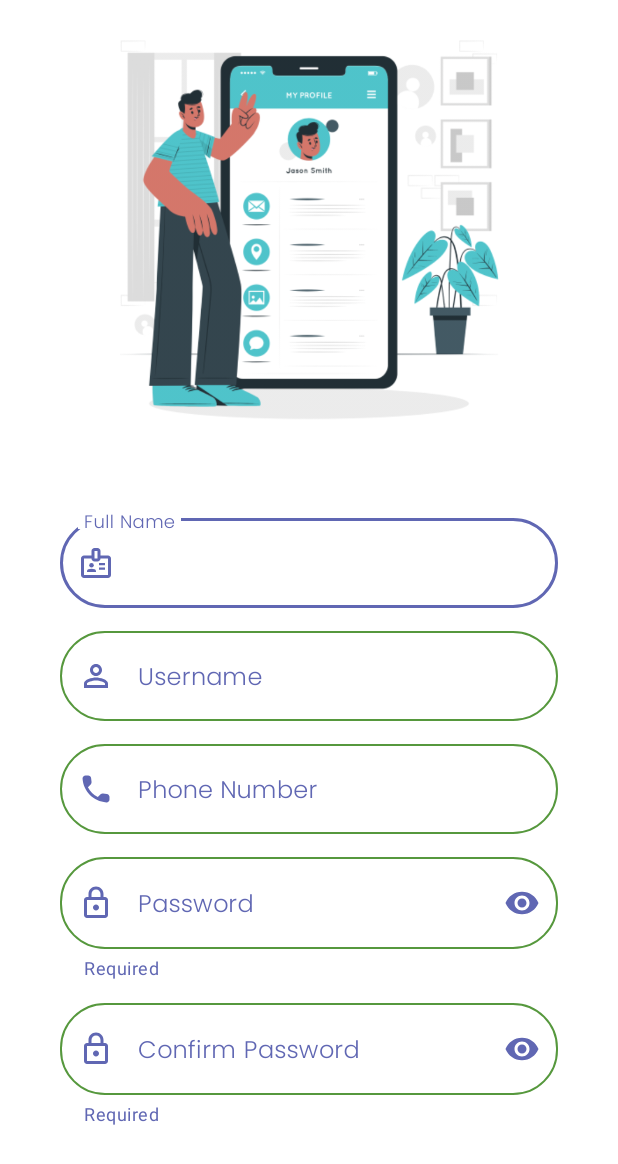
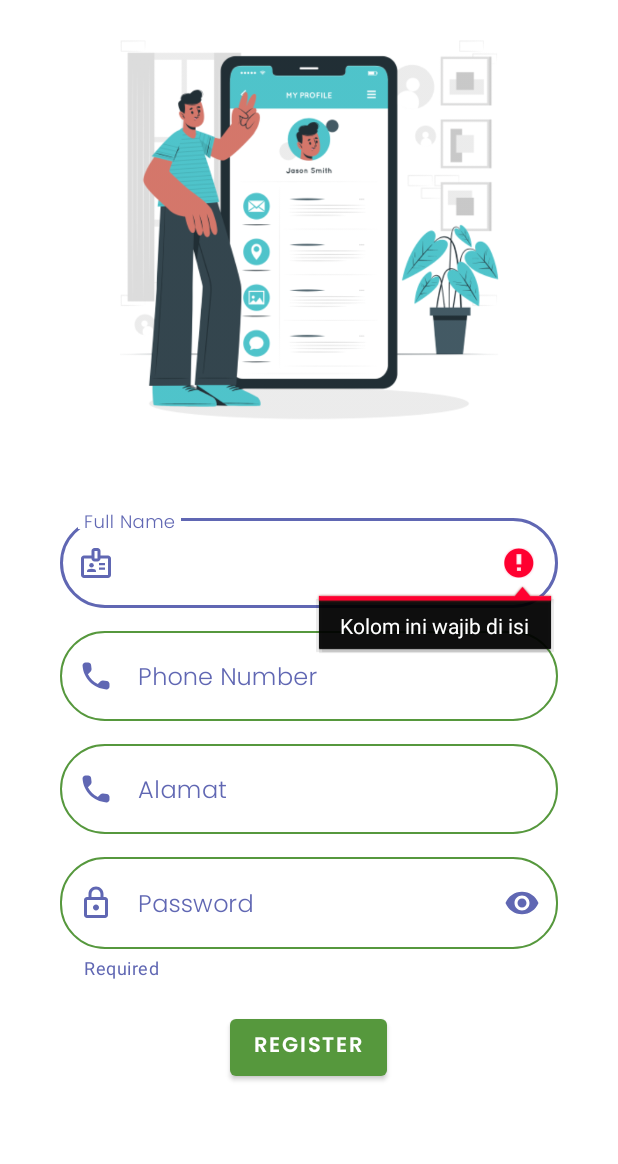
Before and after one commit to shibasmoro/BankSampah, an Android app: the RegisterActivity screen opened directly, with no data from a screen before it, after a tap on "REGISTER", on a phone screen of 412 x 824 dp. Shown: the top 1164 px of the screen. Run offline under Robolectric (Android 15) with nearby library versions, the phone set to English and light mode, and no system bars.

Commit message:
fitur register dan fix logout

```diff
--- a/app/src/main/java/com/example/userbanksampah/activty/RegisterActivity.java
+++ b/app/src/main/java/com/example/userbanksampah/activty/RegisterActivity.java
@@ -1,104 +1,70 @@
 package com.example.userbanksampah.activty;
 
-import android.content.Intent;
+
 import android.os.Bundle;
 import android.view.View;
-import android.widget.Button;
-import android.widget.EditText;
 import android.widget.Toast;
 
-import androidx.annotation.Nullable;
 import androidx.appcompat.app.AppCompatActivity;
+import androidx.lifecycle.ViewModelProvider;
 
-import com.android.volley.AuthFailureError;
-import com.android.volley.Request;
-import com.android.volley.Response;
-import com.android.volley.VolleyError;
-import com.android.volley.toolbox.StringRequest;
-import com.example.userbanksampah.R;
+import com.example.userbanksampah.databinding.ActivityRegisterBinding;
+import com.example.userbanksampah.viewmodel.RegisterViewModel;
 
-import org.json.JSONException;
-import org.json.JSONObject;
-
-import java.util.HashMap;
-import java.util.Map;
 
 public class RegisterActivity extends AppCompatActivity {
-    private EditText NAMA, USERNAME, NUMBER, PASSWORD, p2;
-    private Button btnregist;
-    private final String link_regist = "https://ublmobilekmmi.web.id/public_html/bank_sampah/register.php";
+    private ActivityRegisterBinding binding;
+    private RegisterViewModel model;
+
     @Override
     protected void onCreate(Bundle savedInstanceState) {
         super.onCreate(savedInstanceState);
-        setContentView(R.layout.activity_register);
-        NAMA = findViewById(R.id.nama);
-        USERNAME = findViewById(R.id.username);
-        NUMBER = findViewById(R.id.number);
-        PASSWORD = findViewById(R.id.password1);
-        p2 = findViewById(R.id.password2);
-        btnregist = findViewById(R.id.btnregist);
-
-        btnregist.setOnClickListener(new View.OnClickListener() {
-            @Override
-            public void onClick(View view) {
-                Regist();
-                btnregist.setVisibility(View.GONE);
-
+        binding =ActivityRegisterBinding.inflate(getLayoutInflater());
+        setContentView(binding.getRoot());
+        model = new ViewModelProvider(this).get(RegisterViewModel.class);
+        binding.btnregist.setOnClickListener(view -> Regist());
+        model.loading.observe(this, this::showLoading);
+        model.message.observe(this,result->{
+            showToast(result.getPesan());
+            if (result.getPesan().contains("Berhasil")){
+                finish();
             }
         });
+        model.eror.observe(this, this::showToast);
+
 
     }
 
     private void Regist() {
-        btnregist.setVisibility(View.VISIBLE);
-        final String nama = this.NAMA.getText().toString().trim();
-        final String username = this.USERNAME.getText().toString().trim();
-        final String number = this.NUMBER.getText().toString().trim();
-        final String password = this.PASSWORD.getText().toString().trim();
 
-        StringRequest stringRequest = new StringRequest(Request.Method.POST, link_regist, new Response.Listener<String>() {
-            @Override
-            public void onResponse(String response) {
-                try {
-                    JSONObject jsonObject = new JSONObject(response);
-                    String success = jsonObject.getString("success");
+         String nama = binding.nama.getText().toString();
+         String notelp = binding.number.getText().toString().trim();
+         String alamat = binding.address.getText().toString();
+         String password = binding.password1.getText().toString();
 
-                    if(success.equals("1")){
-                        Toast.makeText(RegisterActivity.this,"Register Success",Toast.LENGTH_SHORT).show();
-                        Intent intent = new Intent(RegisterActivity.this, LoginActivity.class);
-                        RegisterActivity.this.startActivity(intent);
-                    }
-
-
-                } catch (JSONException e) {
-                    e.printStackTrace();
-                    Toast.makeText(RegisterActivity.this,"Register Failed" + e,Toast.LENGTH_SHORT).show();
-                    btnregist.setVisibility(View.VISIBLE);
-                }
-
-            }
-        }, new Response.ErrorListener() {
-            @Override
-            public void onErrorResponse(VolleyError error) {
-                error.printStackTrace();
-                Toast.makeText(RegisterActivity.this,"Register Failed" + error,Toast.LENGTH_SHORT).show();
-                btnregist.setVisibility(View.VISIBLE);
-
-            }
-        })
-        {
-            @Nullable
-            @Override
-            protected Map<String, String> getParams() throws AuthFailureError {
-                Map<String, String> params = new HashMap<>();
-                params.put("nama",nama);
-                params.put("username",username);
-                return params;
-            }
-        };
-
-
+         if (nama.isEmpty()){
+             binding.nama.setError("Kolom ini wajib di isi");
+         }else if (notelp.isEmpty()){
+             binding.number.setError("Kolom ini wajib di isi");
+         }else if (alamat.isEmpty()){
+             binding.address.setError("Kolom ini wajib di isi");
+         }else if (password.isEmpty()){
+             binding.password1.setError("Kolom ini wajib di isi");
+         } else {
+             model.register(nama,alamat,password,notelp);
+         }
 
     }
 
+    public void showLoading(Boolean isLoad){
+        if (isLoad){
+            binding.progressBar.setVisibility(View.VISIBLE);
+        }else{
+            binding.progressBar.setVisibility(View.GONE);
+        }
+    }
+    public void showToast(String message) {
+        Toast.makeText(this, message, Toast.LENGTH_SHORT).show();
+    }
+
 }
--- /dev/null
+++ b/app/src/main/java/com/example/userbanksampah/viewmodel/RegisterViewModel.java
@@ -0,0 +1,43 @@
+package com.example.userbanksampah.viewmodel;
+
+import androidx.lifecycle.LiveData;
+import androidx.lifecycle.MutableLiveData;
+import androidx.lifecycle.ViewModel;
+
+import com.example.userbanksampah.model.Message;
+import com.example.userbanksampah.retrofit.RetrofitImpl;
+
+import retrofit2.Call;
+import retrofit2.Callback;
+import retrofit2.Response;
+
+public class RegisterViewModel extends ViewModel {
+    private MutableLiveData<Message> _message =new MutableLiveData<>();
+    public LiveData<Message> message =_message;
+
+    private MutableLiveData<String> _eror =new MutableLiveData<>();
+    public LiveData<String> eror =_eror;
+
+    private MutableLiveData<Boolean> _loading =new MutableLiveData<>();
+    public LiveData<Boolean> loading =_loading;
+
+    public void register(String nama,String alamat ,String password,String notelp){
+        _loading.setValue(true);
+        RetrofitImpl.loginrequest().addUser(nama,alamat,password,notelp).enqueue(new Callback<Message>() {
+            @Override
+            public void onResponse(Call<Message> call, Response<Message> response) {
+                if (response.isSuccessful()){
+                    _message.setValue(response.body());
+                    _loading.setValue(false);
+                }
+            }
+
+            @Override
+            public void onFailure(Call<Message> call, Throwable t) {
+                _eror.setValue(t.getMessage());
+                _loading.setValue(false);
+            }
+        });
+
+    }
+}
--- a/app/src/main/res/layout/activity_register.xml
+++ b/app/src/main/res/layout/activity_register.xml
@@ -61,47 +61,14 @@
 
             </com.google.android.material.textfield.TextInputLayout>
 
-            <com.google.android.material.textfield.TextInputLayout
-                android:id="@+id/boxusername"
-                style="@style/Widget.MaterialComponents.TextInputLayout.OutlinedBox"
-                android:layout_width="match_parent"
-                android:layout_height="65dp"
-                android:layout_below="@+id/boxfullname"
-                android:layout_marginStart="40dp"
-                android:layout_marginTop="10dp"
-                android:layout_marginEnd="40dp"
-                android:hint="Username"
-                android:textColorHint="@color/buttontext"
-                app:boxCornerRadiusBottomEnd="30dp"
-                app:boxCornerRadiusBottomStart="30dp"
-                app:boxCornerRadiusTopEnd="30dp"
-                app:boxCornerRadiusTopStart="30dp"
-                app:boxStrokeColor="@color/buttontext"
-                app:endIconDrawable="@drawable/outline_close_24"
-                app:endIconMode="clear_text"
-                app:endIconTint="@color/buttontext"
-                app:hintTextColor="@color/buttontext"
-                app:startIconDrawable="@drawable/outline_perm_identity_24"
-                app:startIconTint="@color/buttontext">
 
-                <EditText
-                    android:id="@+id/username"
-                    android:layout_width="match_parent"
-                    android:layout_height="wrap_content"
-                    android:fontFamily="@font/poppins_light"
-                    android:textColor="@color/buttontext"
-                    tools:ignore="SpeakableTextPresentCheck,SpeakableTextPresentCheck">
-
-                </EditText>
-
-            </com.google.android.material.textfield.TextInputLayout>
 
             <com.google.android.material.textfield.TextInputLayout
                 android:id="@+id/boxnumber"
                 style="@style/Widget.MaterialComponents.TextInputLayout.OutlinedBox"
                 android:layout_width="match_parent"
                 android:layout_height="65dp"
-                android:layout_below="@+id/boxusername"
+                android:layout_below="@+id/boxfullname"
                 android:layout_marginStart="40dp"
                 android:layout_marginTop="10dp"
                 android:layout_marginEnd="40dp"
@@ -133,11 +100,47 @@
             </com.google.android.material.textfield.TextInputLayout>
 
             <com.google.android.material.textfield.TextInputLayout
+                android:id="@+id/boxaddres"
+                style="@style/Widget.MaterialComponents.TextInputLayout.OutlinedBox"
+                android:layout_width="match_parent"
+                android:layout_height="65dp"
+                android:layout_below="@+id/boxnumber"
+                android:layout_marginStart="40dp"
+                android:layout_marginTop="10dp"
+                android:layout_marginEnd="40dp"
+                android:hint="Alamat"
+                android:textColorHint="@color/buttontext"
+                app:boxCornerRadiusBottomEnd="30dp"
+                app:boxCornerRadiusBottomStart="30dp"
+                app:boxCornerRadiusTopEnd="30dp"
+                app:boxCornerRadiusTopStart="30dp"
+                app:boxStrokeColor="@color/buttontext"
+                app:endIconDrawable="@drawable/outline_close_24"
+                app:endIconMode="clear_text"
+                app:endIconTint="@color/buttontext"
+                app:hintTextColor="@color/buttontext"
+                app:startIconDrawable="@drawable/round_local_phone_24"
+                app:startIconTint="@color/buttontext">
+
+                <EditText
+                    android:id="@+id/address"
+                    android:inputType="number"
+                    android:layout_width="match_parent"
+                    android:layout_height="wrap_content"
+                    android:fontFamily="@font/poppins_light"
+                    android:textColor="@color/buttontext"
+                    tools:ignore="SpeakableTextPresentCheck">
+
+                </EditText>
+
+            </com.google.android.material.textfield.TextInputLayout>
+
+            <com.google.android.material.textfield.TextInputLayout
                 android:id="@+id/boxpassword"
                 style="@style/Widget.MaterialComponents.TextInputLayout.OutlinedBox"
                 android:layout_width="match_parent"
                 android:layout_height="wrap_content"
-                android:layout_below="@+id/boxnumber"
+                android:layout_below="@+id/boxaddres"
                 android:layout_marginStart="40dp"
                 android:layout_marginTop="10dp"
                 android:layout_marginEnd="40dp"
@@ -165,53 +168,31 @@
                     android:textColor="@color/buttontext"
                     tools:ignore="SpeakableTextPresentCheck"></EditText>
             </com.google.android.material.textfield.TextInputLayout>
-
-            <com.google.android.material.textfield.TextInputLayout
-                android:id="@+id/boxpassword2"
-                style="@style/Widget.MaterialComponents.TextInputLayout.OutlinedBox"
-                android:layout_width="match_parent"
-                android:layout_height="wrap_content"
-                android:layout_below="@+id/boxpassword"
-                android:layout_marginStart="40dp"
-                android:layout_marginTop="10dp"
-                android:layout_marginEnd="40dp"
-                android:hint="Confirm Password"
-                android:textColorHint="@color/buttontext"
-                app:boxCornerRadiusBottomEnd="30dp"
-                app:boxCornerRadiusBottomStart="30dp"
-                app:boxCornerRadiusTopEnd="30dp"
-                app:boxCornerRadiusTopStart="30dp"
-                app:boxStrokeColor="@color/buttontext"
-                app:helperText="Required"
-                app:helperTextTextColor="@color/buttontext"
-                app:hintTextColor="@color/buttontext"
-                app:passwordToggleEnabled="true"
-                app:passwordToggleTint="@color/buttontext"
-                app:startIconDrawable="@drawable/outline_lock_24"
-                app:startIconTint="@color/buttontext">
-
-                <EditText
-                    android:id="@+id/password2"
-                    android:layout_width="match_parent"
-                    android:layout_height="wrap_content"
-                    android:fontFamily="@font/poppins_light"
-                    android:inputType="textPassword"
-                    android:textColor="@color/buttontext"
-                    tools:ignore="SpeakableTextPresentCheck"></EditText>
-            </com.google.android.material.textfield.TextInputLayout>
-
             <Button
                 android:id="@+id/btnregist"
                 android:layout_width="wrap_content"
                 android:layout_height="50dp"
-                android:layout_below="@id/boxpassword2"
+                android:layout_below="@id/boxpassword"
                 android:layout_centerInParent="true"
                 android:layout_marginTop="20dp"
                 android:fontFamily="@font/poppins_semibold"
                 android:text="Register"
                 android:textColor="@color/white">
+            </Button>
 
-            </Button>
+            <ProgressBar
+                android:id="@+id/progressBar"
+                style="?android:attr/progressBarStyle"
+                android:layout_width="wrap_content"
+                android:layout_height="wrap_content"
+                android:visibility="gone"
+                app:layout_constraintBottom_toBottomOf="parent"
+                app:layout_constraintEnd_toEndOf="parent"
+                app:layout_constraintHorizontal_bias="0.498"
+                app:layout_constraintStart_toStartOf="parent"
+                app:layout_constraintTop_toTopOf="parent"
+                app:layout_constraintVertical_bias="0.349"
+                tools:visibility="visible" />
         </RelativeLayout>
     </ScrollView>
 
```
Also changed, not shown: app/src/main/java/com/example/userbanksampah/activty/HomeActivity.java (+3 -11 lines), app/src/main/java/com/example/userbanksampah/model/Message.java (added, +12 -0 lines), app/src/main/java/com/example/userbanksampah/retrofit/Inter/RetrofitConfig.java (+10 -0 lines), app/src/main/res/layout/activity_login.xml (+6 -4 lines).
